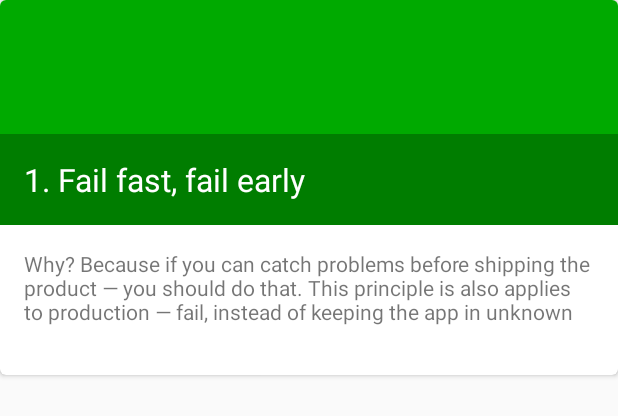
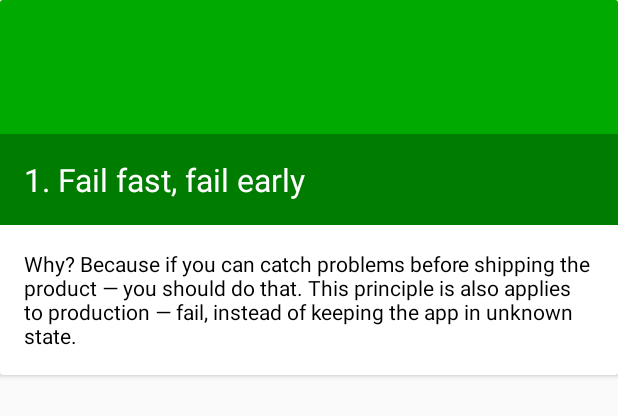
Before and after one commit to artem-zinnatullin/qualitymatters, an Android app: the layout list_item.xml on its own in the app's theme, with its tools: preview values and no code run, on a phone screen of 412 x 824 dp. Shown: the top 416 px of the screen. Run offline under Robolectric (Android 15) with nearby library versions, the phone set to English and light mode, and no system bars.

Commit message:
Shadow for item in list, better text formatting

```diff
--- a/app/src/main/java/com/artemzin/qualitymatters/ui/others/VerticalSpaceItemDecoration.java
+++ b/app/src/main/java/com/artemzin/qualitymatters/ui/others/VerticalSpaceItemDecoration.java
@@ -15,6 +15,7 @@ public class VerticalSpaceItemDecoration extends RecyclerView.ItemDecoration {
 
     @Override
     public void getItemOffsets(@NonNull Rect outRect, @NonNull View view, @NonNull RecyclerView parent, @NonNull RecyclerView.State state) {
+        outRect.top = verticalSpacePx;
         outRect.bottom = verticalSpacePx;
     }
 }
--- a/app/src/main/res/layout/list_item.xml
+++ b/app/src/main/res/layout/list_item.xml
@@ -3,10 +3,10 @@
     xmlns:app="http://schemas.android.com/apk/res-auto"
     xmlns:tools="http://schemas.android.com/tools"
     android:layout_width="match_parent"
-    android:layout_height="wrap_content"
+    android:layout_height="@dimen/list_item_min_height"
     android:background="@color/list_item_card_background"
-    android:minHeight="@dimen/list_item_min_height"
-    app:cardCornerRadius="@dimen/card_view_corner_radius">
+    app:cardCornerRadius="@dimen/card_view_corner_radius"
+    app:cardElevation="@dimen/card_view_elevation">
 
     <RelativeLayout
         android:layout_width="match_parent"
@@ -36,14 +36,17 @@
         <TextView
             android:id="@+id/list_item_short_description_text_view"
             android:layout_width="match_parent"
-            android:layout_height="wrap_content"
+            android:layout_height="match_parent"
             android:layout_below="@id/list_item_title_text_view"
-            android:ellipsize="marquee"
-            android:maxLines="3"
-            android:paddingBottom="@dimen/activity_vertical_margin"
-            android:paddingLeft="@dimen/activity_horizontal_margin"
-            android:paddingRight="@dimen/activity_horizontal_margin"
-            android:paddingTop="@dimen/activity_vertical_margin"
+            android:layout_marginBottom="@dimen/activity_vertical_margin"
+            android:layout_marginLeft="@dimen/activity_horizontal_margin"
+            android:layout_marginRight="@dimen/activity_horizontal_margin"
+            android:layout_marginTop="@dimen/activity_vertical_margin"
+            android:ellipsize="end"
+            android:gravity="center_vertical"
+            android:maxLines="4"
+            android:textColor="@color/list_item_short_description_text_color"
+            android:textIsSelectable="true"
             tools:text="Why? Because if you can catch problems before shipping the product — you should do that. This principle is also applies to production — fail, instead of keeping the app in unknown state." />
 
     </RelativeLayout>
--- a/app/src/main/res/values/colors.xml
+++ b/app/src/main/res/values/colors.xml
@@ -8,4 +8,5 @@
     <color name="list_item_card_background">#eeeeee</color>
     <color name="list_item_title_background">#44000000</color>
     <color name="list_item_title_text_color">#ffffff</color>
+    <color name="list_item_short_description_text_color">#000000</color>
 </resources>
--- a/app/src/main/res/values/dimens.xml
+++ b/app/src/main/res/values/dimens.xml
@@ -3,10 +3,11 @@
     <dimen name="activity_horizontal_margin">16dp</dimen>
     <dimen name="activity_vertical_margin">16dp</dimen>
 
-    <dimen name="card_view_corner_radius">4dp</dimen>
+    <dimen name="card_view_corner_radius">2dp</dimen>
+    <dimen name="card_view_elevation">2dp</dimen>
 
     <dimen name="list_item_min_height">250dp</dimen>
     <dimen name="list_item_image_height">150dp</dimen>
     <dimen name="list_item_title_text_size">21sp</dimen>
-    <dimen name="list_item_vertical_space_between_items">8dp</dimen>
+    <dimen name="list_item_vertical_space_between_items">4dp</dimen>
 </resources>
```
Also changed, not shown: 1 other file.
